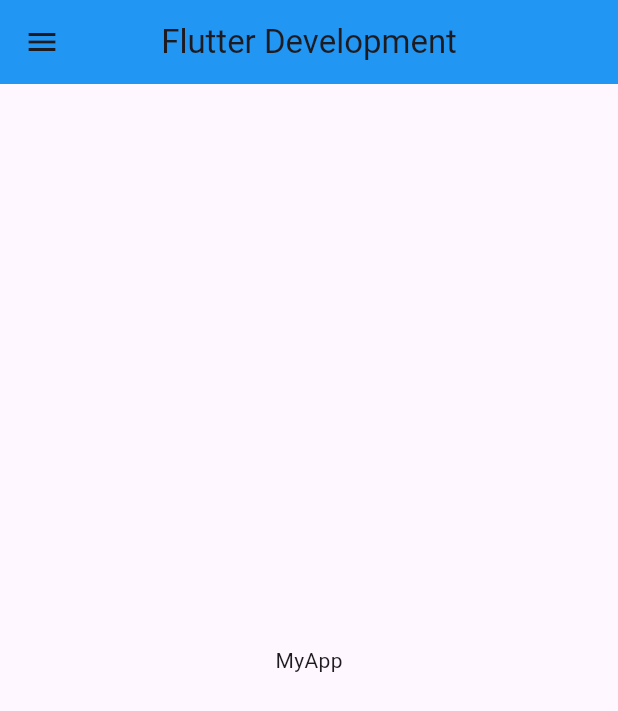
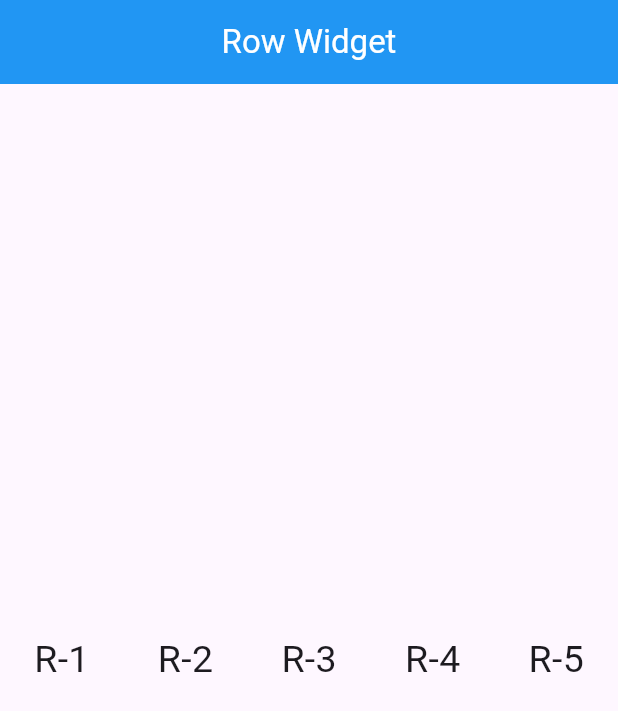
Before and after one commit to WANWISAAA/week11-mobile-d1-2569, a Flutter app: the screen it shows after launch, on a phone screen of 412 x 824 dp. Shown: the top 711 px of the screen. Run offline on Flutter 3.47's test engine with Material 3 defaults, Android fonts, the phone set to English and light mode, and no system bars.

Commit message:
finish row widget

```diff
--- a/lib/main.dart
+++ b/lib/main.dart
@@ -1,5 +1,6 @@
 import 'package:flutter/material.dart';
 import 'package:flutter_week11/view/home.dart';
+import 'package:flutter_week11/view/row_page.dart';
 
 void main(){
   runApp(MyApp());
@@ -7,11 +8,12 @@ void main(){
 class MyApp extends StatelessWidget{
   const MyApp ({super.key});
 
+  @override
   Widget build(BuildContext context){
     return MaterialApp(
       debugShowCheckedModeBanner: false,
       title: "Flutter App",
-      home: HomeScreen()
+      home: RowPage()
     );
   }
 }
--- a/lib/view/home.dart
+++ b/lib/view/home.dart
@@ -28,24 +28,31 @@ class HomeScreen extends StatelessWidget {
               },
             ),
             ListTile(
-              leading: Icon(Icons.apps),
-              title: Text("Row Widget"),
+              leading: Icon(Icons.home),
+              title: Text("Home"),
               onTap: () {
-                debugPrint("TEST OK");
+                debugPrint("TEST ok");
               },
             ),
             ListTile(
               leading: Icon(Icons.apps),
               title: Text("Row Widget"),
               onTap: () {
-                debugPrint("TEST OK");
+                debugPrint("TEST Row");
               },
             ),
             ListTile(
               leading: Icon(Icons.apps),
-              title: Text("List"),
+              title: Text("Column Widget"),
               onTap: () {
-                debugPrint("TEST OK");
+                debugPrint("TEST Column");
+              },
+            ),
+            ListTile(
+              leading: Icon(Icons.apps),
+              title: Text("ListView Menu"),
+              onTap: () {
+                debugPrint("TEST ListView");
               },
             ),
             ListTile(
@@ -57,7 +64,7 @@ class HomeScreen extends StatelessWidget {
             ),
             ListTile(
               leading: Icon(Icons.credit_card),
-              title: Text("Row Widget"),
+              title: Text("Card and Inkwell"),
               onTap: () {
                 debugPrint("TEST Card2");
               },
--- /dev/null
+++ b/lib/view/row_page.dart
@@ -0,0 +1,29 @@
+import 'package:flutter/material.dart';
+
+class RowPage extends StatelessWidget{
+  const RowPage({super.key});
+
+  @override
+  Widget build(BuildContext context){
+    return Scaffold(
+      appBar: AppBar(
+        backgroundColor: Colors.blue,
+        centerTitle: true,
+        title: Text("Row Widget",style: TextStyle(color: Colors.white)),
+      ),
+      body: Center(
+        child: Row(
+          mainAxisAlignment: MainAxisAlignment.spaceAround,
+          crossAxisAlignment: CrossAxisAlignment.center ,
+          children: [
+            Text("R-1",style: TextStyle(fontSize: 25)),
+            Text("R-2",style: TextStyle(fontSize: 25)),
+            Text("R-3",style: TextStyle(fontSize: 25)),
+            Text("R-4",style: TextStyle(fontSize: 25)),
+            Text("R-5",style: TextStyle(fontSize: 25)),
+          ],
+        ),
+      ),
+    );
+  }
+}
```
